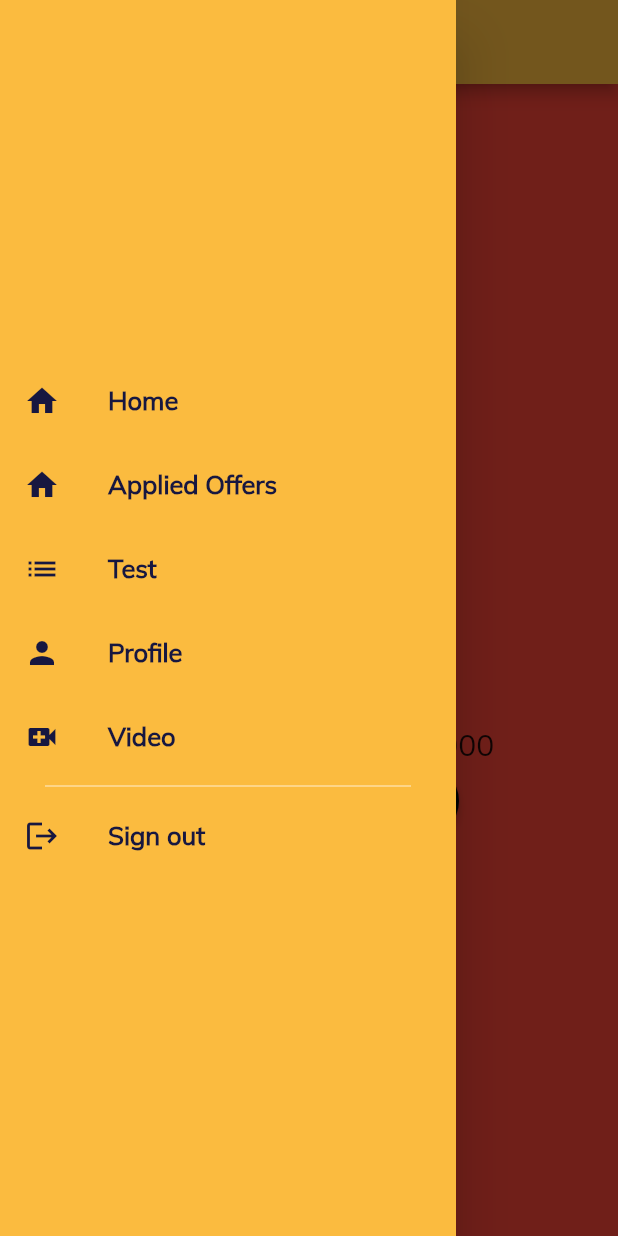
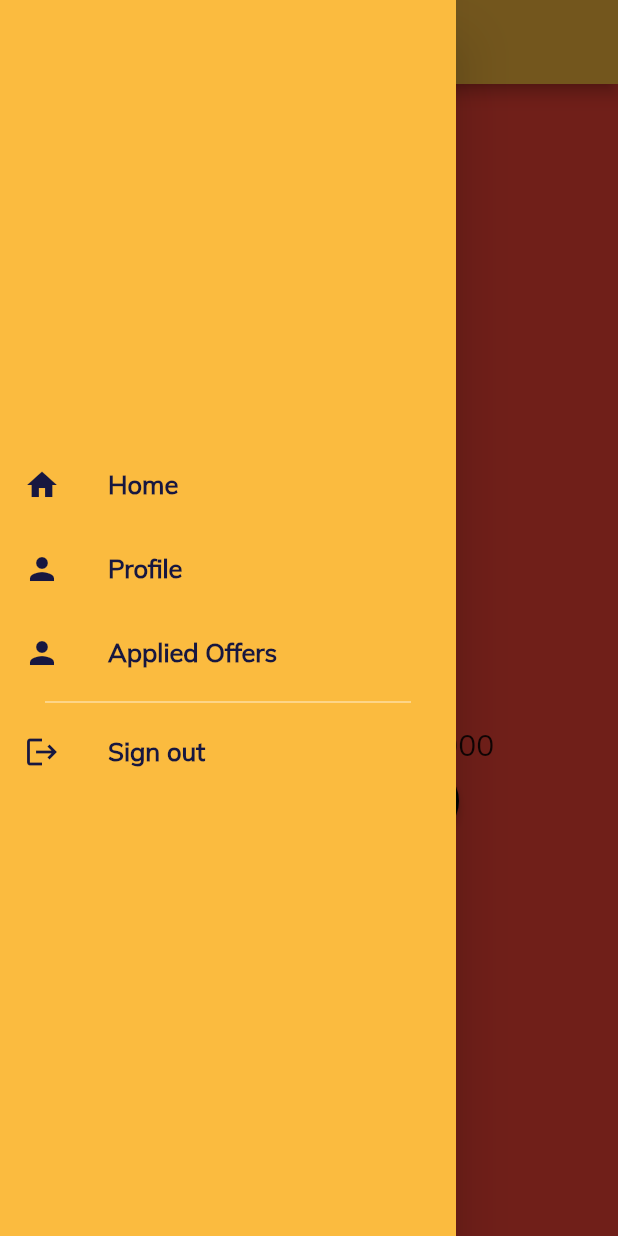
Before and after one commit to Arquitectura-De-Software-Emergentes/Mobile, a Flutter app: the TestResultScreen screen opened directly with empty values, with the side drawer open, on a phone screen of 412 x 824 dp. Run offline on Flutter 3.47's test engine with Material 2 defaults, Android fonts, the phone set to English and light mode, and no system bars; our stand-ins replace equatable, flutter_bloc, formz, get_it, image_picker, line_awesome_flutter and 2 more; missing offline and left inert: dart_openai; accounts and stored records are empty.

Commit message:
fix(assessment): :ambulance: deleted custom drawet

```diff
--- a/lib/assessment/presentation/test_result/test_result.dart
+++ b/lib/assessment/presentation/test_result/test_result.dart
@@ -1,6 +1,6 @@
 import 'package:flutter/material.dart';
 import 'package:teacher_finder/common/styles/styles.dart';
-import 'package:teacher_finder/common/widgets/custom_drawer.dart';
+import 'package:teacher_finder/common/widgets/applicant_custom_drawer.dart';
 import 'package:teacher_finder/offers/presentation/offers_list/offers_list_screen.dart';
 
 import '../../../common/widgets/custom_app_bar.dart';
@@ -16,7 +16,7 @@ class TestResultScreen extends StatelessWidget {
         appBar: const CustomAppBar(
           title: 'Result',
         ),
-        drawer: const CustomDrawer(),
+        drawer: const ApplicantCustomDrawer(),
         body: Center(
           child: SizedBox(
             width: 300,
--- a/lib/assessment/presentation/video-presentation/video_presentation_result.dart
+++ b/lib/assessment/presentation/video-presentation/video_presentation_result.dart
@@ -1,5 +1,5 @@
 import 'package:flutter/material.dart';
-import 'package:teacher_finder/common/widgets/custom_drawer.dart';
+import 'package:teacher_finder/common/widgets/applicant_custom_drawer.dart';
 import 'package:teacher_finder/offers/presentation/offers_list/offers_list_screen.dart';
 
 import '../../../common/styles/styles.dart';
@@ -16,7 +16,7 @@ class _VideoPresentationResultState extends State<VideoPresentationResult> {
   @override
   Widget build(BuildContext context) {
     return Scaffold(
-      drawer: const CustomDrawer(),
+      drawer: const ApplicantCustomDrawer(),
       appBar: AppBar(
         title: const Text('Result'),
       ),
--- a/lib/common/widgets/custom_drawer.dart
+++ /dev/null
@@ -1,65 +0,0 @@
-import 'package:flutter/material.dart';
-import 'package:teacher_finder/assessment/presentation/video-presentation/video_presentation_teacher_screen.dart';
-import 'package:teacher_finder/offers/presentation/my_applied_offers_list/my_applied_offers_list_screen.dart';
-import 'package:teacher_finder/offers/presentation/offers_list/offers_list_screen.dart';
-import 'package:teacher_finder/profiles/presentation/profile_teacher/profile_teacher_screen.dart';
-import 'package:teacher_finder/security/presentation/login/login_screen.dart';
-
-import '../../assessment/presentation/tests_list/tests_list_screen.dart';
-import '../styles/styles.dart';
-
-class CustomDrawer extends StatelessWidget {
-  const CustomDrawer({super.key});
-
-  void goToOption(BuildContext context, Widget widget) {
-    Navigator.push(context, MaterialPageRoute(builder: ((context) => widget)));
-  }
-
-  Widget drawerOption(
-      BuildContext context, String title, Widget widget, IconData icon) {
-    return ListTile(
-      leading: Icon(icon, color: Styles.secondaryColor),
-      title: Text(title,
-          style: const TextStyle(
-            color: const Color(0xFF171740),
-            fontWeight: FontWeight.bold,
-            fontSize: 17,
-          )),
-      onTap: () {
-        //Navigator.push(
-        //context, MaterialPageRoute(builder: ((context) => widget)));
-        goToOption(context, widget);
-      },
-    );
-  }
-
-  @override
-  Widget build(BuildContext context) {
-    return Drawer(
-      child: Container(
-          color: Styles.primaryColor,
-          child: Column(
-            mainAxisAlignment: MainAxisAlignment.center,
-            children: [
-              drawerOption(context, 'Home', OffersListScreen(), Icons.home),
-              drawerOption(context, 'Applied Offers',
-                  MyAppliedOffersListScreen(), Icons.home),
-              drawerOption(context, 'Test', TestsListScreen(), Icons.list),
-              drawerOption(context, 'Profile', const ProfileTeacherScreen(),
-                  Icons.person),
-              drawerOption(context, 'Video',
-                  const VideoPresentationTeacherScreen(), Icons.video_call),
-              Divider(
-                color: Colors.white.withOpacity(0.5),
-                height: 10,
-                thickness: 1,
-                indent: 30,
-                endIndent: 30,
-              ),
-              drawerOption(
-                  context, 'Sign out', const LoginScreen(), Icons.logout),
-            ],
-          )),
-    );
-  }
-}
```
